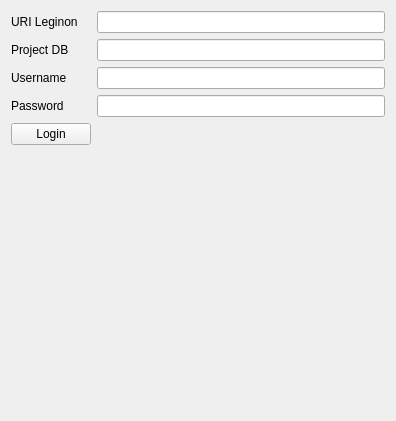
This is arachnid/core/gui/pyui/LeginonUI.ui in ezralanglois/arachnid as Qt 5 draws it before an edit. The edited form follows.
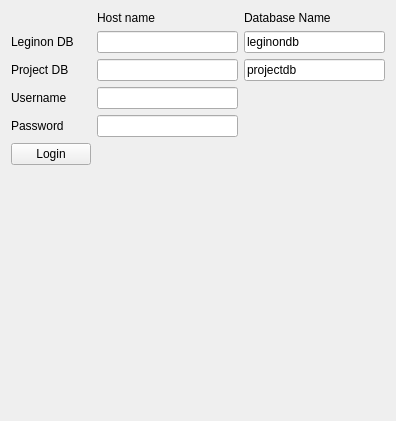
This is the edited form. The open tabs and pages were chosen to show the change. Icons and pictures are not drawn.

Commit message: Fixed bugs in ProjectUI and LeginonUI - intergrate with Project

Patch:
```diff
--- a/arachnid/core/gui/pyui/LeginonUI.ui
+++ b/arachnid/core/gui/pyui/LeginonUI.ui
@@ -140,51 +140,51 @@
           <property name="bottomMargin">
            <number>3</number>
           </property>
-          <item row="0" column="0">
+          <item row="1" column="0">
            <widget class="QLabel" name="label_2">
             <property name="text">
-             <string>URI Leginon</string>
+             <string>Leginon DB</string>
             </property>
            </widget>
           </item>
-          <item row="0" column="1">
-           <widget class="QLineEdit" name="leginonDBLineEdit"/>
+          <item row="1" column="1">
+           <widget class="QLineEdit" name="leginonHostnameLineEdit"/>
           </item>
-          <item row="5" column="0">
+          <item row="7" column="0">
            <widget class="QLabel" name="label_3">
             <property name="text">
              <string>Username</string>
             </property>
            </widget>
           </item>
-          <item row="5" column="1">
+          <item row="7" column="1">
            <widget class="QLineEdit" name="usernameLineEdit"/>
           </item>
-          <item row="1" column="0">
+          <item row="3" column="0">
            <widget class="QLabel" name="label_5">
             <property name="text">
              <string>Project DB</string>
             </property>
            </widget>
           </item>
-          <item row="1" column="1">
-           <widget class="QLineEdit" name="projectDBLineEdit"/>
+          <item row="3" column="1">
+           <widget class="QLineEdit" name="projectHostnameLineEdit"/>
           </item>
-          <item row="6" column="1">
+          <item row="8" column="1">
            <widget class="QLineEdit" name="passwordLineEdit">
             <property name="echoMode">
              <enum>QLineEdit::PasswordEchoOnEdit</enum>
             </property>
            </widget>
           </item>
-          <item row="6" column="0">
+          <item row="8" column="0">
            <widget class="QLabel" name="label_4">
             <property name="text">
              <string>Password</string>
             </property>
            </widget>
           </item>
-          <item row="9" column="1">
+          <item row="11" column="1">
            <spacer name="verticalSpacer">
             <property name="orientation">
              <enum>Qt::Vertical</enum>
@@ -197,13 +197,41 @@
             </property>
            </spacer>
           </item>
-          <item row="8" column="0">
+          <item row="10" column="0">
            <widget class="QPushButton" name="loginPushButton">
             <property name="text">
              <string>Login</string>
             </property>
            </widget>
           </item>
+          <item row="1" column="2">
+           <widget class="QLineEdit" name="leginonDBNameLineEdit">
+            <property name="text">
+             <string>leginondb</string>
+            </property>
+           </widget>
+          </item>
+          <item row="3" column="2">
+           <widget class="QLineEdit" name="projectDBNameLineEdit">
+            <property name="text">
+             <string>projectdb</string>
+            </property>
+           </widget>
+          </item>
+          <item row="0" column="1">
+           <widget class="QLabel" name="label_8">
+            <property name="text">
+             <string>Host name</string>
+            </property>
+           </widget>
+          </item>
+          <item row="0" column="2">
+           <widget class="QLabel" name="label_7">
+            <property name="text">
+             <string>Database Name</string>
+            </property>
+           </widget>
+          </item>
          </layout>
         </widget>
        </widget>
```
Left out of the diff: 13 changed lines with no effect on the pictures. The commit also changes 9 other files.
